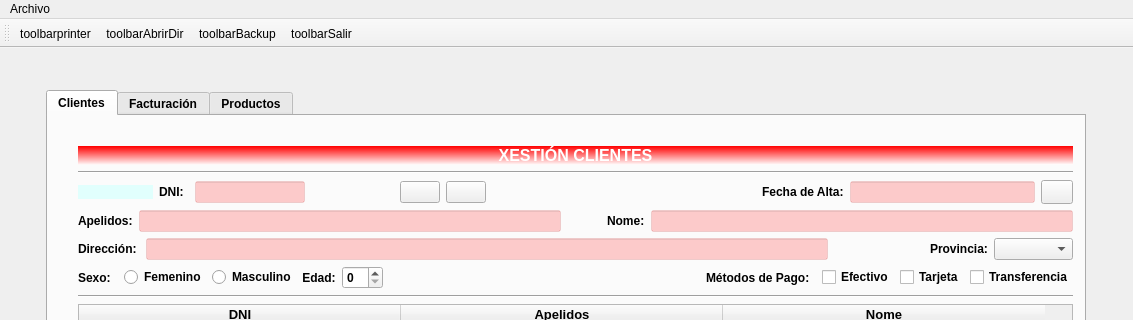
This is ventana.ui in JaviusssBesi/BESADAPEREZ as Qt 5 draws it before an edit; both pictures show x 0 to 1133 and y 0 to 320 of the 1133 by 874 pixel window. The edited form follows.
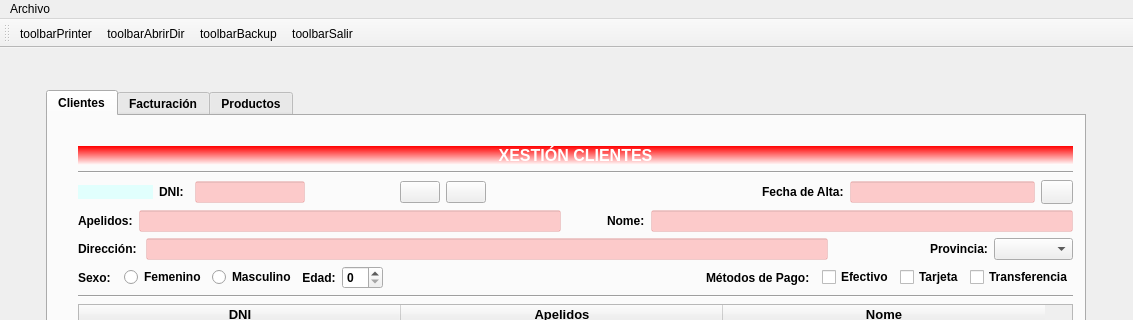
This is the edited form. Icons and pictures are not drawn.

The edit to the form file:
```diff
--- a/ventana.ui
+++ b/ventana.ui
@@ -875,7 +875,7 @@
    <attribute name="toolBarBreak">
     <bool>false</bool>
    </attribute>
-   <addaction name="toolbarprinter"/>
+   <addaction name="toolbarPrinter"/>
    <addaction name="toolbarAbrirDir"/>
    <addaction name="toolbarBackup"/>
    <addaction name="toolbarSalir"/>
@@ -919,14 +919,14 @@
     <string>&lt;html&gt;&lt;head/&gt;&lt;body&gt;&lt;p&gt;&lt;img src=&quot;:/carpeta/abrircarpeta.png&quot;/&gt;&lt;/p&gt;&lt;/body&gt;&lt;/html&gt;</string>
    </property>
   </action>
-  <action name="toolbarprinter">
+  <action name="toolbarPrinter">
    <property name="icon">
     <iconset>
      <activeon>:/printer/printer.png</activeon>
     </iconset>
    </property>
    <property name="text">
-    <string>toolbarprinter</string>
+    <string>toolbarPrinter</string>
    </property>
    <property name="toolTip">
     <string>&lt;html&gt;&lt;head/&gt;&lt;body&gt;&lt;p&gt;&lt;img src=&quot;:/printer/printer.png&quot;/&gt;&lt;br/&gt;&lt;/p&gt;&lt;/body&gt;&lt;/html&gt;</string>
```
